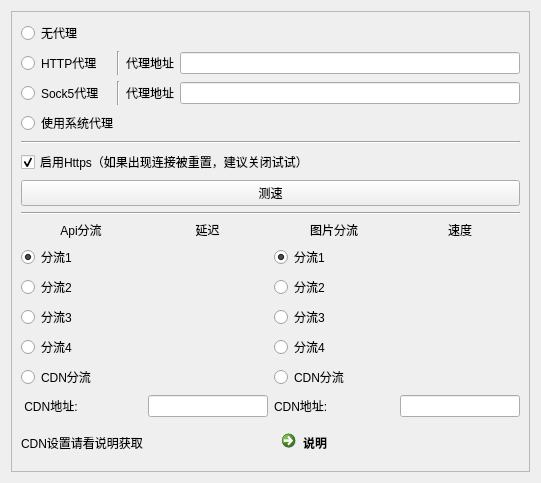
tonquer/JMComic-qt, file ui/component/ui_login_proxy_widget.ui: the form before one commit.
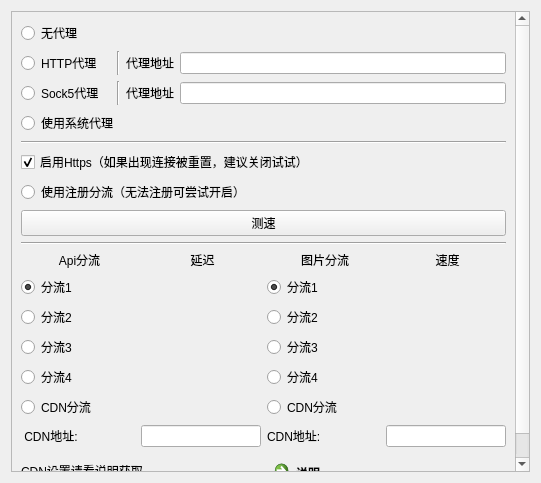
The form after the commit. Custom widgets are drawn as their Qt base class.

```diff
--- a/ui/component/ui_login_proxy_widget.ui
+++ b/ui/component/ui_login_proxy_widget.ui
@@ -178,6 +178,13 @@
          </item>
         </layout>
        </item>
+       <item>
+        <widget class="QRadioButton" name="loginProxy">
+         <property name="text">
+          <string>使用注册分流（无法注册可尝试开启）</string>
+         </property>
+        </widget>
+       </item>
        <item>
         <widget class="QPushButton" name="testSpeedButton">
          <property name="text">
```
Left out of the diff: 2 changed lines with no effect on the pictures.
